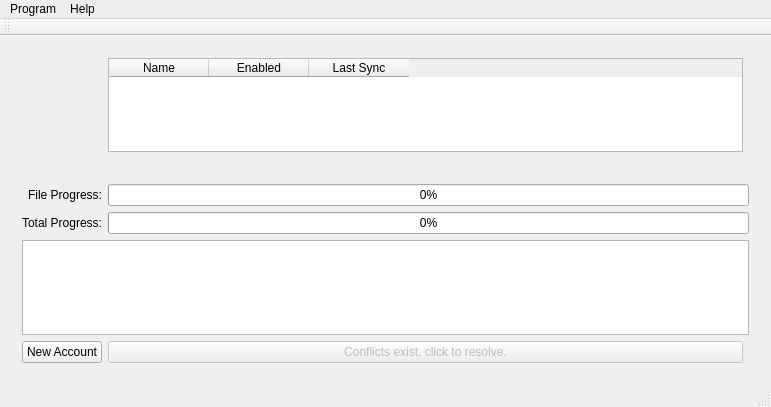
Above: SyncWindow.ui from nextcloud/desktop before the change. Below: the same form after it.
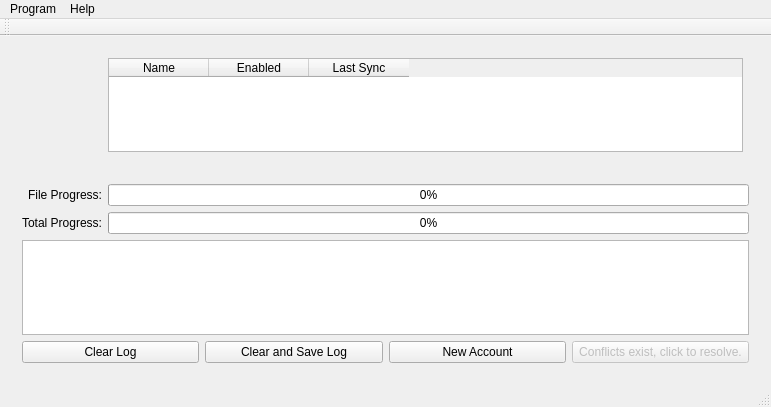
That is the form after the change. The open tabs and pages were chosen to show the change. Icons and pictures are not drawn.

```diff
--- a/SyncWindow.ui
+++ b/SyncWindow.ui
@@ -15,13 +15,13 @@
   </property>
   <widget class="QWidget" name="centralWidget">
    <layout class="QGridLayout" name="gridLayout">
-    <item row="0" column="0">
+    <item row="1" column="0">
      <widget class="QStackedWidget" name="stackedWidget">
       <property name="lineWidth">
        <number>0</number>
       </property>
       <property name="currentIndex">
-       <number>1</number>
+       <number>0</number>
       </property>
       <widget class="QWidget" name="page">
        <layout class="QGridLayout" name="gridLayout_2">
@@ -75,6 +75,13 @@
           </property>
          </widget>
         </item>
+        <item row="5" column="1" colspan="2">
+         <widget class="QProgressBar" name="progressFile">
+          <property name="value">
+           <number>0</number>
+          </property>
+         </widget>
+        </item>
         <item row="0" column="1">
          <widget class="QTableWidget" name="tableAccounts">
           <property name="statusTip">
@@ -97,30 +104,52 @@
           </column>
          </widget>
         </item>
-        <item row="5" column="1" colspan="2">
-         <widget class="QProgressBar" name="progressFile">
-          <property name="value">
+        <item row="8" column="0" colspan="3">
+         <widget class="QFrame" name="frame_5">
+          <property name="frameShape">
+           <enum>QFrame::NoFrame</enum>
+          </property>
+          <property name="frameShadow">
+           <enum>QFrame::Plain</enum>
+          </property>
+          <layout class="QHBoxLayout" name="horizontalLayout_4">
+           <property name="margin">
            <number>0</number>
           </property>
-         </widget>
-        </item>
-        <item row="8" column="1">
-         <widget class="QPushButton" name="conflict">
-          <property name="enabled">
-           <bool>false</bool>
-          </property>
+           <item>
+            <widget class="QPushButton" name="pushButton">
+             <property name="text">
+              <string>Clear Log</string>
+             </property>
+            </widget>
+           </item>
+           <item>
+            <widget class="QPushButton" name="pushButton_2">
           <property name="text">
-           <string>Conflicts exist, click to resolve.</string>
+              <string>Clear and Save Log</string>
           </property>
          </widget>
         </item>
-        <item row="8" column="0">
+           <item>
          <widget class="QPushButton" name="buttonNewAccount">
           <property name="text">
            <string>New Account</string>
           </property>
          </widget>
         </item>
+           <item>
+            <widget class="QPushButton" name="conflict">
+             <property name="enabled">
+              <bool>false</bool>
+             </property>
+             <property name="text">
+              <string>Conflicts exist, click to resolve.</string>
+             </property>
+            </widget>
+           </item>
+          </layout>
+         </widget>
+        </item>
        </layout>
       </widget>
       <widget class="QWidget" name="page_2">
```
Left out of the diff: 1 changed line with no effect on the pictures. Lines whose indentation alone changed are shown as unchanged.
